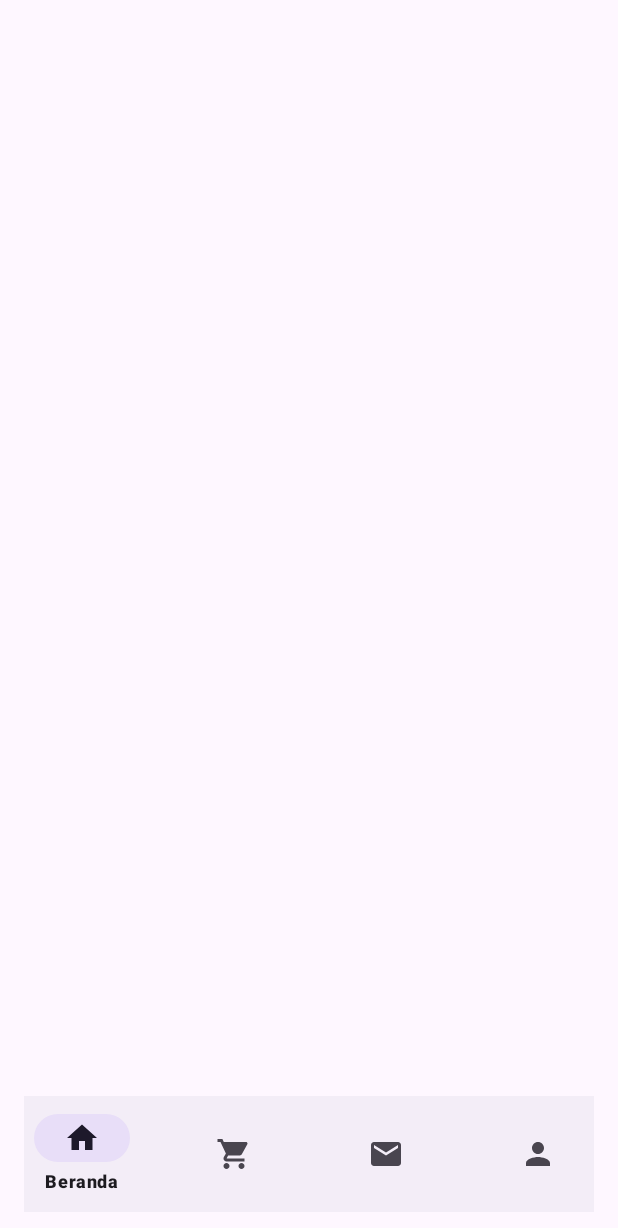
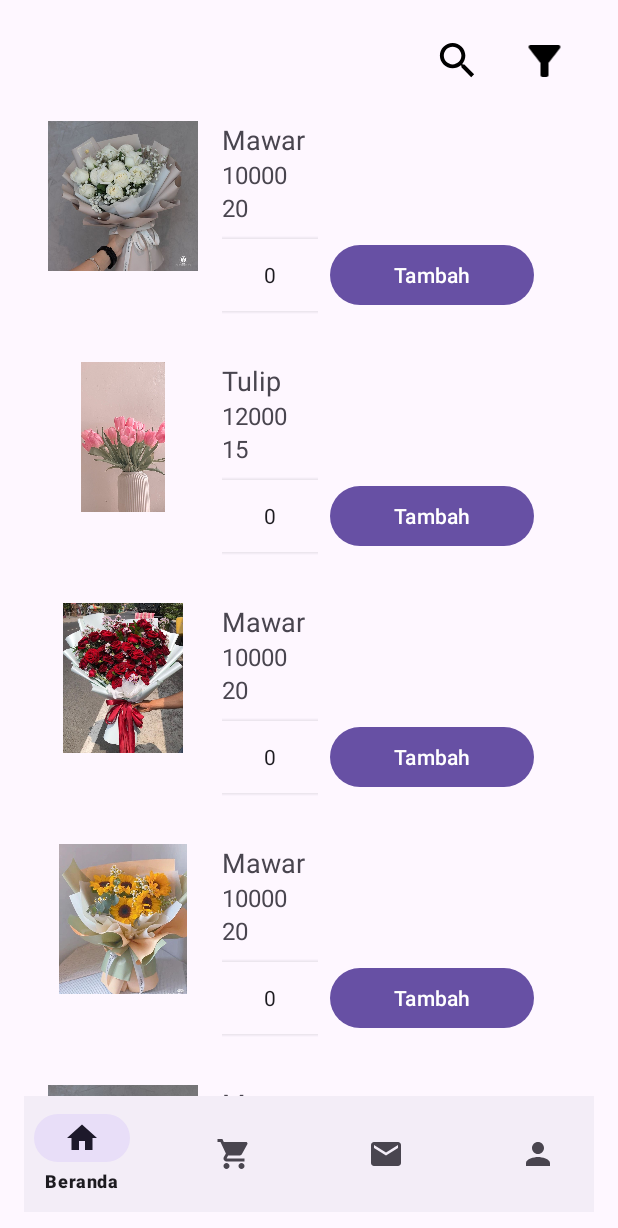
Before and after one commit to elsabhuwana/TokemApp, an Android app: the screen it shows after launch (BerandaActivity), on a phone screen of 412 x 824 dp. Shown: the top 1228 px of the screen. Run offline under Robolectric (Android 15) with nearby library versions, the phone set to English and light mode, and no system bars.

Commit message:
recyclerview beranda

```diff
--- /dev/null
+++ b/app/src/main/java/com/example/tokemapp/AdapterBeranda.kt
@@ -0,0 +1,45 @@
+package com.example.tokemapp
+
+import android.content.Context
+import android.view.LayoutInflater
+import android.view.View
+import android.view.ViewGroup
+import android.widget.Button
+import android.widget.ImageView
+import android.widget.NumberPicker
+import android.widget.TextView
+import androidx.constraintlayout.widget.ConstraintSet.Layout
+import androidx.recyclerview.widget.RecyclerView
+
+class AdapterBeranda (val list:List<ListBunga>,val konteks: Context): RecyclerView.Adapter<AdapterBeranda.BerandaViewHolder>() {
+
+    class BerandaViewHolder(baris: View): RecyclerView.ViewHolder(baris){
+        val tvNamaBunga = baris.findViewById<TextView>(R.id.textViewNamaBunga)
+        val tvHargaBunga = baris.findViewById<TextView>(R.id.textViewHarga)
+        val tvStockBunga = baris.findViewById<TextView>(R.id.textViewStok)
+        val lyNumber = baris.findViewById<NumberPicker>(R.id.numberPicker)
+        val gambarBunga = baris.findViewById<ImageView>(R.id.GambarBunga)
+        val btnTambah = baris.findViewById<Button>(R.id.buttonTambah)
+    }
+
+    override fun onCreateViewHolder(parent: ViewGroup, viewType: Int): BerandaViewHolder {
+        val layout = LayoutInflater.from(parent.context).inflate(R.layout.layout_bunga,parent,false)
+        return BerandaViewHolder(layout)
+    }
+
+    override fun getItemCount(): Int {
+        return list.size
+    }
+
+    override fun onBindViewHolder(holder: BerandaViewHolder, position: Int) {
+        val binding = list[position]
+
+        holder.tvNamaBunga.text = binding.nama
+        holder.tvHargaBunga.text = binding.harga.toString()
+        holder.tvStockBunga.text = binding.stok.toString()
+        holder.gambarBunga.setImageResource(binding.gambarResId)
+        val angka = holder.lyNumber.value
+
+
+    }
+}
--- a/app/src/main/java/com/example/tokemapp/BerandaActivity.kt
+++ b/app/src/main/java/com/example/tokemapp/BerandaActivity.kt
@@ -33,6 +33,7 @@ class BerandaActivity : AppCompatActivity(){
                     val gagal =Intent(this,BerandaActivity::class.java)
                     startActivity(gagal)
                 }
+
             }
 
             true
@@ -44,16 +45,7 @@ class BerandaActivity : AppCompatActivity(){
 
 
         // Inisialisasi daftar bunga
-        val listBunga = listOf(
-            ListBunga("Mawar", R.drawable.mawarputih, "Deskripsi Mawar]", 10000, 20),
-            ListBunga("Tulip", R.drawable.tulip, "Deskripsi Tulip", 12000, 15),
-            ListBunga("Mawar", R.drawable.mawarmerah, "Deskripsi Mawar", 10000, 20),
-            ListBunga("Mawar", R.drawable.matahari, "Deskripsi Mawar", 10000, 20),
-            ListBunga("Mawar", R.drawable.mawarputih, "Deskripsi Mawar", 10000, 20),
-            ListBunga("Mawar", R.drawable.pinktulip, "Deskripsi Mawar", 10000, 20),
-            ListBunga("Mawar", R.drawable.chamomile, "Deskripsi Mawar", 10000, 20),
-            ListBunga("Mawar", R.drawable.lili, "Deskripsi Mawar", 10000, 20)
-        )
+
 
         // Set daftar bunga ke adapter
 
@@ -63,8 +55,7 @@ class BerandaActivity : AppCompatActivity(){
         val fragmentManager = supportFragmentManager
         val transaksi = fragmentManager.beginTransaction()
 
-        transaksi.replace(R.id.fragmentContainerView,fragment)
-        transaksi.commit()
+        transaksi.replace(R.id.fragmentContainerView,fragment).commit()
     }
 
 }
--- a/app/src/main/java/com/example/tokemapp/BerandaFragment.kt
+++ b/app/src/main/java/com/example/tokemapp/BerandaFragment.kt
@@ -5,9 +5,12 @@ import androidx.fragment.app.Fragment
 import android.view.LayoutInflater
 import android.view.View
 import android.view.ViewGroup
+import androidx.recyclerview.widget.LinearLayoutManager
+import androidx.recyclerview.widget.RecyclerView
 
 
 class BerandaFragment : Fragment() {
+    lateinit var recylerBeranda: RecyclerView
     override fun onCreate(savedInstanceState: Bundle?) {
         super.onCreate(savedInstanceState)
 
@@ -23,5 +26,9 @@ class BerandaFragment : Fragment() {
 
     override fun onViewCreated(view: View, savedInstanceState: Bundle?) {
         super.onViewCreated(view, savedInstanceState)
+        recylerBeranda = view.findViewById(R.id.recyclerberanda)
+
+        recylerBeranda.layoutManager = LinearLayoutManager(requireContext())
+        recylerBeranda.adapter = AdapterBeranda(listBunga,requireContext())
     }
 }
--- a/app/src/main/java/com/example/tokemapp/LoginActivity.kt
+++ b/app/src/main/java/com/example/tokemapp/LoginActivity.kt
@@ -35,7 +35,7 @@ class LoginActivity : AppCompatActivity() {
 
         loginButton.setOnClickListener {
             val email = emailEditText.text.toString()
-            val password =passwordEditText.text.toString()
+            val password=passwordEditText.text.toString()
                 // Jika login berhasil, pindah ke aktivitas berikutnya (misalnya, MainActivity)
                 firebaseLogin.signInWithEmailAndPassword(email,password).addOnSuccessListener {
                     Toast.makeText(this, "Login Berhasil", Toast.LENGTH_SHORT).show()
--- /dev/null
+++ b/app/src/main/java/com/example/tokemapp/listLokal.kt
@@ -0,0 +1,12 @@
+package com.example.tokemapp
+
+val listBunga: MutableList<ListBunga> = mutableListOf(
+    ListBunga("Mawar", R.drawable.mawarputih, "Deskripsi Mawar]", 10000, 20),
+    ListBunga("Tulip", R.drawable.tulip, "Deskripsi Tulip", 12000, 15),
+    ListBunga("Mawar", R.drawable.mawarmerah, "Deskripsi Mawar", 10000, 20),
+    ListBunga("Mawar", R.drawable.matahari, "Deskripsi Mawar", 10000, 20),
+    ListBunga("Mawar", R.drawable.mawarputih, "Deskripsi Mawar", 10000, 20),
+    ListBunga("Mawar", R.drawable.pinktulip, "Deskripsi Mawar", 10000, 20),
+    ListBunga("Mawar", R.drawable.chamomile, "Deskripsi Mawar", 10000, 20),
+    ListBunga("Mawar", R.drawable.lili, "Deskripsi Mawar", 10000, 20)
+)
--- /dev/null
+++ b/app/src/main/res/drawable/baseline_filter_alt_24.xml
@@ -0,0 +1,5 @@
+<vector android:height="24dp" android:tint="#000000"
+    android:viewportHeight="24" android:viewportWidth="24"
+    android:width="24dp" xmlns:android="http://schemas.android.com/apk/res/android">
+    <path android:fillColor="@android:color/white" android:pathData="M4.25,5.61C6.27,8.2 10,13 10,13v6c0,0.55 0.45,1 1,1h2c0.55,0 1,-0.45 1,-1v-6c0,0 3.72,-4.8 5.74,-7.39C20.25,4.95 19.78,4 18.95,4H5.04C4.21,4 3.74,4.95 4.25,5.61z"/>
+</vector>
--- /dev/null
+++ b/app/src/main/res/drawable/baseline_search_24.xml
@@ -0,0 +1,5 @@
+<vector android:height="24dp" android:tint="#000000"
+    android:viewportHeight="24" android:viewportWidth="24"
+    android:width="24dp" xmlns:android="http://schemas.android.com/apk/res/android">
+    <path android:fillColor="@android:color/white" android:pathData="M15.5,14h-0.79l-0.28,-0.27C15.41,12.59 16,11.11 16,9.5 16,5.91 13.09,3 9.5,3S3,5.91 3,9.5 5.91,16 9.5,16c1.61,0 3.09,-0.59 4.23,-1.57l0.27,0.28v0.79l5,4.99L20.49,19l-4.99,-5zM9.5,14C7.01,14 5,11.99 5,9.5S7.01,5 9.5,5 14,7.01 14,9.5 11.99,14 9.5,14z"/>
+</vector>
--- a/app/src/main/res/layout/fragment_beranda.xml
+++ b/app/src/main/res/layout/fragment_beranda.xml
@@ -5,4 +5,44 @@
     android:id="@+id/frameLayout"
     android:layout_width="match_parent"
     android:layout_height="match_parent"
-    tools:context=".BerandaFragment"/>
+    tools:context=".BerandaFragment">
+
+    <ImageView
+        android:id="@+id/imageView3"
+        android:layout_width="42dp"
+        android:layout_height="31dp"
+        android:src="@drawable/baseline_search_24"
+        app:layout_constraintBottom_toTopOf="@+id/guideline2"
+        app:layout_constraintEnd_toStartOf="@+id/imageView5"
+        app:layout_constraintHorizontal_bias="0.93"
+        app:layout_constraintStart_toStartOf="parent"
+        app:layout_constraintTop_toTopOf="parent" />
+
+    <ImageView
+        android:id="@+id/imageView5"
+        android:layout_width="34dp"
+        android:layout_height="32dp"
+        android:layout_marginEnd="16dp"
+        android:src="@drawable/baseline_filter_alt_24"
+        app:layout_constraintBottom_toBottomOf="@+id/imageView3"
+        app:layout_constraintEnd_toEndOf="parent"
+        app:layout_constraintTop_toTopOf="@+id/imageView3"
+        app:layout_constraintVertical_bias="0.0" />
+
+    <androidx.constraintlayout.widget.Guideline
+        android:id="@+id/guideline2"
+        android:layout_width="wrap_content"
+        android:layout_height="wrap_content"
+        android:orientation="horizontal"
+        app:layout_constraintGuide_begin="49dp" />
+
+    <androidx.recyclerview.widget.RecyclerView
+        android:id="@+id/recyclerberanda"
+        android:layout_width="0dp"
+        android:layout_height="0dp"
+        app:layout_constraintBottom_toBottomOf="parent"
+        app:layout_constraintEnd_toEndOf="parent"
+        app:layout_constraintStart_toStartOf="parent"
+        app:layout_constraintTop_toTopOf="@+id/guideline2" />
+
+</androidx.constraintlayout.widget.ConstraintLayout>
--- a/app/src/main/res/layout/layout_bunga.xml
+++ b/app/src/main/res/layout/layout_bunga.xml
@@ -1,7 +1,7 @@
 <?xml version="1.0" encoding="utf-8"?>
 <LinearLayout xmlns:android="http://schemas.android.com/apk/res/android"
     android:layout_width="match_parent"
-    android:layout_height="match_parent">
+    android:layout_height="wrap_content">
 
     <LinearLayout
         android:layout_width="match_parent"
@@ -11,8 +11,8 @@
 
         <ImageView
             android:id="@+id/GambarBunga"
-            android:layout_width="wrap_content"
-            android:layout_height="126dp"
+            android:layout_width="100dp"
+            android:layout_height="100dp"
             android:contentDescription="Bunga"
             android:src="@drawable/ic_launcher_foreground" />
 
@@ -62,7 +62,7 @@
                     android:id="@+id/buttonTambah"
                     android:layout_width="136dp"
                     android:layout_height="48dp"
-                    android:layout_marginTop="19dp"
+                    android:layout_marginTop="10dp"
                     android:text="Tambah" />
 
             </LinearLayout>
```
